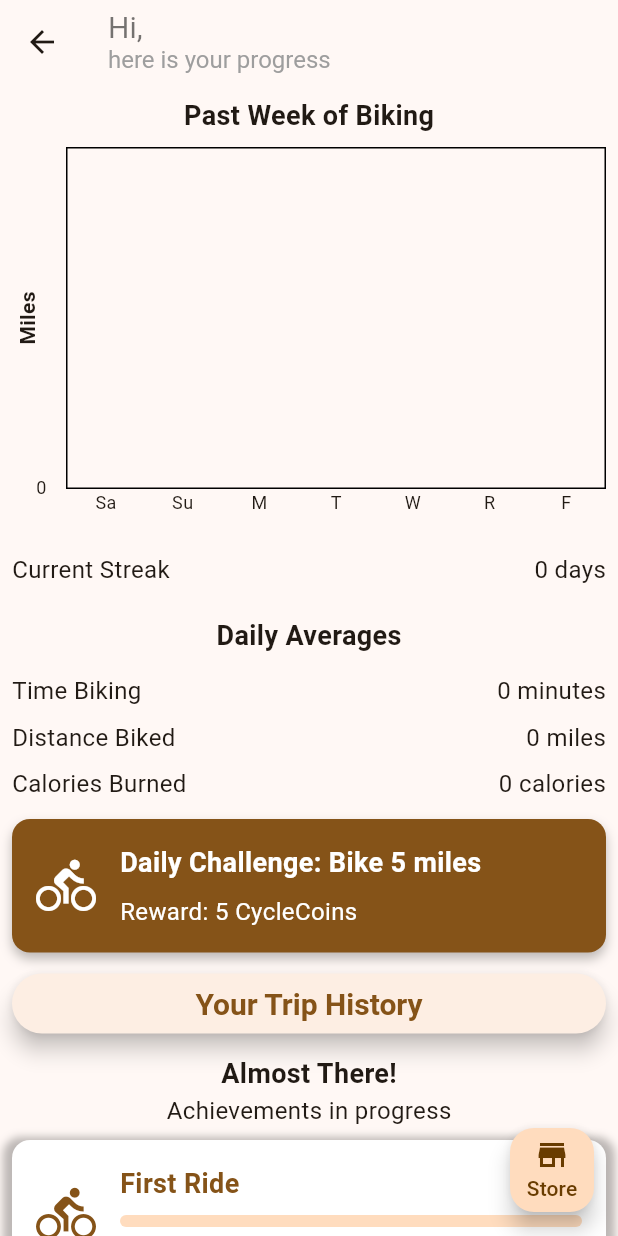
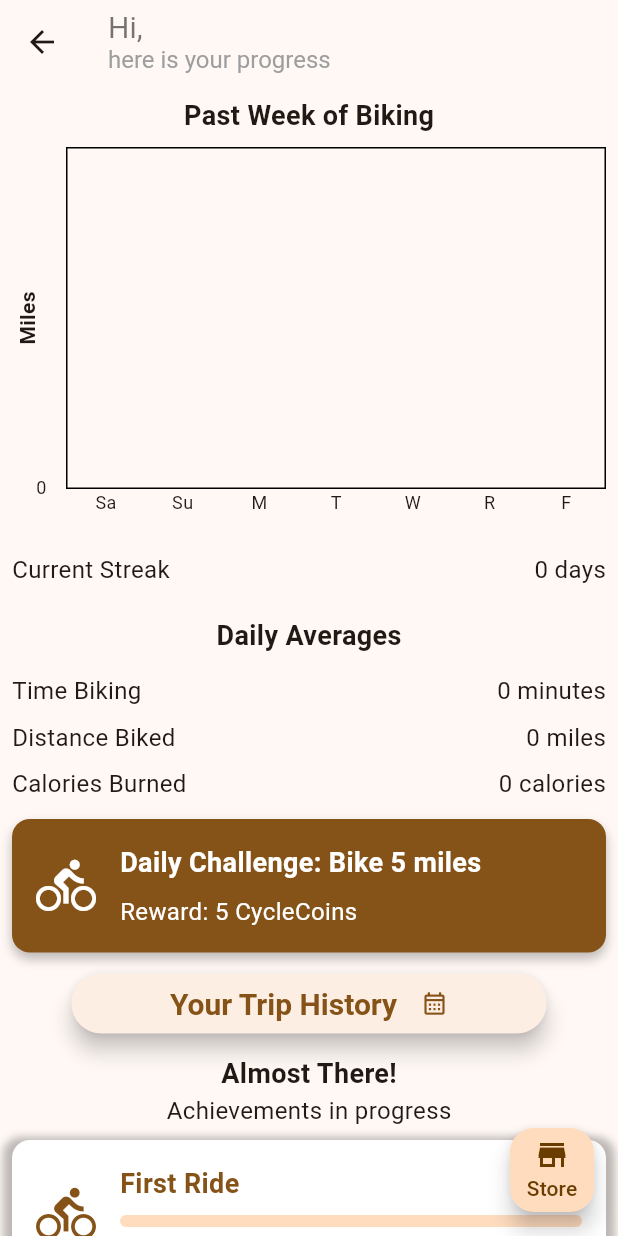
Before and after one commit to UCD-193AB-ws24/CycleGuardFrontend, a Flutter app: the HomePage screen opened directly, on a phone screen of 412 x 824 dp. Run offline on Flutter 3.47's test engine with Material 3 defaults, Android fonts, the phone set to English and light mode, and no system bars; drawn by our look-alikes of fl_chart; our stand-ins replace curved_navigation_bar, flutter_blue_plus, flutter_dotenv, flutter_svg, fluttertoast, get and 8 more; missing offline and left inert: dart:ffi, flutter_polyline_points; accounts and stored records are empty; network calls fail.

Commit message:
Dark mode and button improvements

```diff
--- a/lib/pages/home_page.dart
+++ b/lib/pages/home_page.dart
@@ -129,13 +129,13 @@ class _HomePageState extends State<HomePage> {
                   ),
                   barTouchData: BarTouchData(
                     touchTooltipData: BarTouchTooltipData(
-                      getTooltipColor: (group) => Theme.of(context).brightness == Brightness.dark
+                      getTooltipColor: (group) => isDarkMode
                         ? Theme.of(context).colorScheme.secondary
                         : Theme.of(context).colorScheme.secondaryFixed,
                       getTooltipItem: (group, groupIndex, rod, rodIndex) {
                         return BarTooltipItem(
                           '${rod.toY.toStringAsFixed(1)}',
-                          TextStyle(color: Theme.of(context).brightness == Brightness.dark
+                          TextStyle(color: isDarkMode
                             ? Colors.white
                             : selectedColor,
                           ),
@@ -170,15 +170,15 @@ class _HomePageState extends State<HomePage> {
               alignment: Alignment.bottomCenter,
               child: Padding(
                 padding: const EdgeInsets.symmetric(vertical: 2.0),
-                child: SizedBox(
-                  width: double.infinity,
+                child: FractionallySizedBox(
+                  widthFactor: 0.8,
                   child: ElevatedButton(
                     style: ElevatedButton.styleFrom(
                       elevation: 6,
-                      backgroundColor: Theme.of(context).brightness == Brightness.dark
+                      backgroundColor: isDarkMode
                           ? Theme.of(context).colorScheme.secondary
                           : Theme.of(context).colorScheme.onInverseSurface,
-                      foregroundColor: Theme.of(context).brightness == Brightness.dark
+                      foregroundColor: isDarkMode
                           ? Colors.white
                           : Theme.of(context).colorScheme.primary,
                       padding: EdgeInsets.symmetric(vertical: 8.0),
@@ -190,7 +190,16 @@ class _HomePageState extends State<HomePage> {
                         MaterialPageRoute(builder: (context) => HistoryPage()),
                       );
                     },
-                    child: Text('Your Trip History'),
+                    child: Row(
+                      mainAxisAlignment: MainAxisAlignment.center,
+                      children: [
+                        Text('Your Trip History'),
+                        SizedBox(width: 16),
+                        Icon(Icons.calendar_month_outlined, color: isDarkMode
+                          ? Colors.white
+                          : Theme.of(context).colorScheme.primary),
+                      ],
+                    ),
                   ),
                 ),
               ),
@@ -218,15 +227,15 @@ class _HomePageState extends State<HomePage> {
               alignment: Alignment.bottomCenter,
               child: Padding(
                 padding: const EdgeInsets.symmetric(vertical: 16.0),
-                child: SizedBox(
-                  width: double.infinity,
+                child: FractionallySizedBox(
+                  widthFactor: 0.8,
                   child: ElevatedButton(
                     style: ElevatedButton.styleFrom(
                       elevation: 6,
-                      backgroundColor: Theme.of(context).brightness == Brightness.dark
+                      backgroundColor: isDarkMode
                           ? Theme.of(context).colorScheme.secondary
                           : Theme.of(context).colorScheme.onInverseSurface,
-                      foregroundColor: Theme.of(context).brightness == Brightness.dark
+                      foregroundColor: isDarkMode
                           ? Colors.white
                           : Theme.of(context).colorScheme.primary,
                       padding: EdgeInsets.symmetric(vertical: 8.0),
@@ -238,7 +247,16 @@ class _HomePageState extends State<HomePage> {
                         MaterialPageRoute(builder: (context) => AchievementsPage()),
                       );
                     },
-                    child: Text('Your Achievements'),
+                    child: Row(
+                      mainAxisAlignment: MainAxisAlignment.center,
+                      children: [
+                        Text('Your Achievements'),
+                        SizedBox(width: 16),
+                        Icon(Icons.emoji_events, color: isDarkMode
+                          ? Colors.white
+                          : Theme.of(context).colorScheme.primary),
+                      ],
+                    ),
                   ),
                 ),
               ),
@@ -387,7 +405,7 @@ class _HomePageState extends State<HomePage> {
               SizedBox(height: 8),
               LinearProgressIndicator(
                 value: progressPercentage,
-                color: Theme.of(context).colorScheme.secondary,
+                color: isDarkMode ? Theme.of(context).colorScheme.onSecondaryFixedVariant : Theme.of(context).colorScheme.primary,
                 minHeight: 8,
                 borderRadius: BorderRadius.circular(8),
               ),
```
